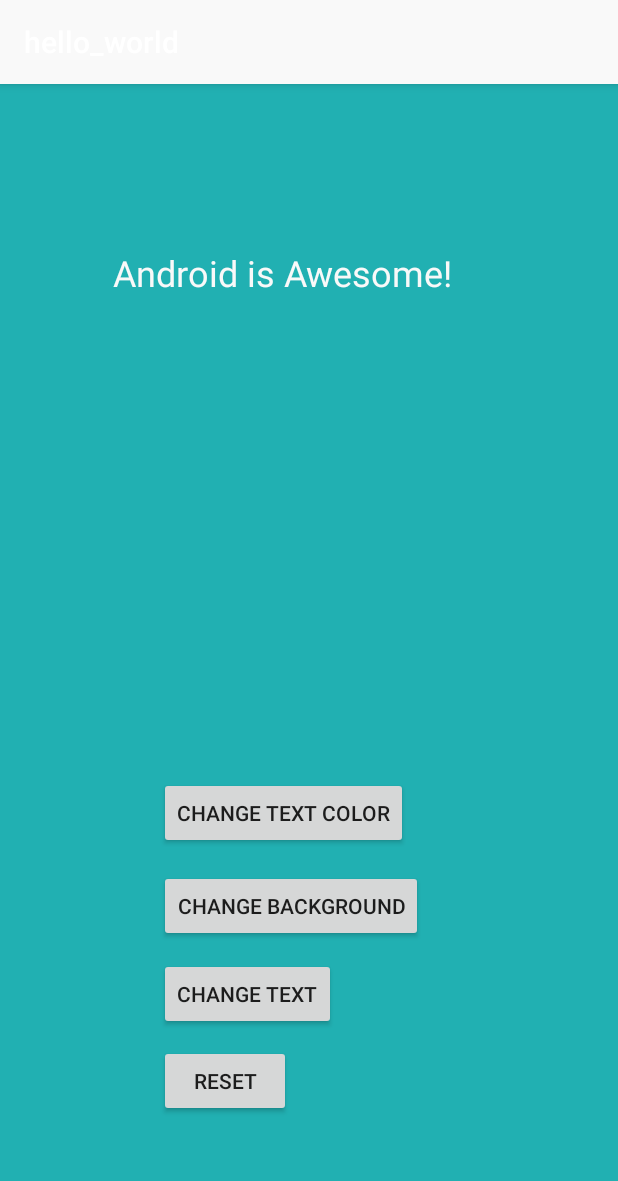
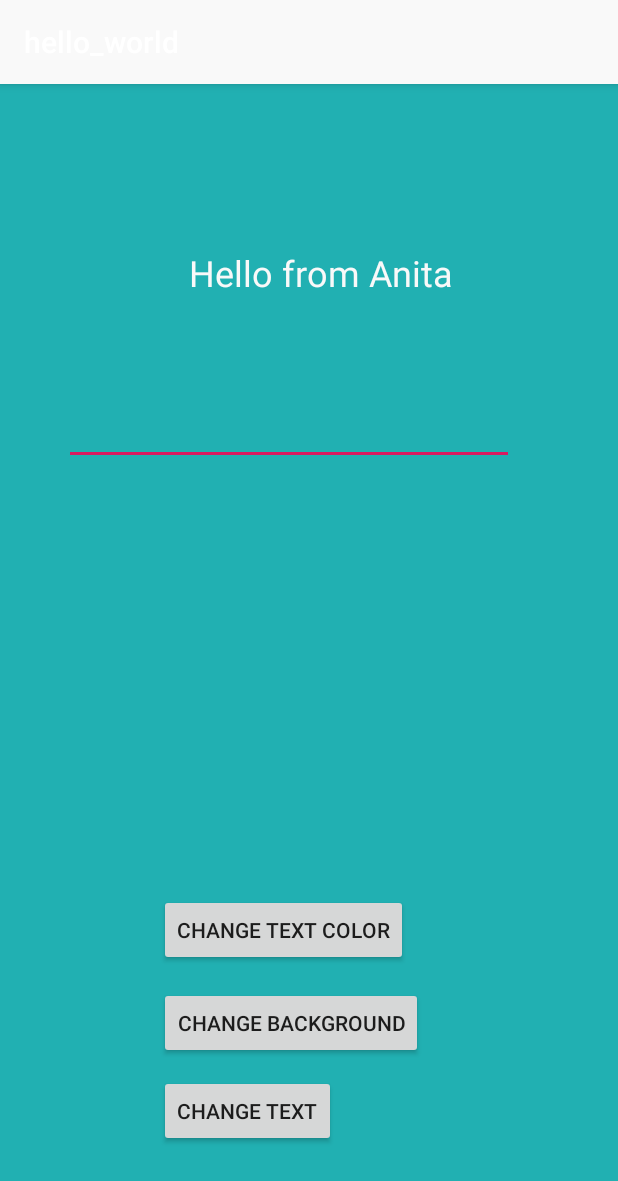
Before and after one commit to AnitaGarcia819/hello_app, an Android app: the screen it shows after launch (MainActivity), after a tap on "CHANGE TEXT", on a phone screen of 412 x 824 dp. Shown: the top 1181 px of the screen. Run offline under Robolectric (Android 15) with nearby library versions, the phone set to English and light mode, and no system bars; 2 other taps on this screen came first.

Commit message:
Added last bonus feature

```diff
--- a/app/src/main/java/com/example/anitagarcia/hello_world/MainActivity.java
+++ b/app/src/main/java/com/example/anitagarcia/hello_world/MainActivity.java
@@ -2,8 +2,9 @@ package com.example.anitagarcia.hello_world;
 
 import android.os.Bundle;
 import android.support.v7.app.AppCompatActivity;
-import android.util.Log;
+import android.text.TextUtils;
 import android.view.View;
+import android.widget.EditText;
 import android.widget.TextView;
 
 public class MainActivity extends AppCompatActivity {
@@ -17,7 +18,6 @@ public class MainActivity extends AppCompatActivity {
         findViewById(R.id.button).setOnClickListener(new View.OnClickListener(){
             @Override
             public void onClick(View view){
-                Log.i("Anita", "Anita clicked this button");
                 ((TextView) findViewById(R.id.textView)).setTextColor(getResources().getColor(R.color.colorPrimary));
             }
         });
@@ -25,26 +25,29 @@ public class MainActivity extends AppCompatActivity {
         findViewById(R.id.text_button).setOnClickListener(new View.OnClickListener(){
             @Override
             public void onClick(View view){
-                Log.i("Anita", "Anita clicked this button");
-                ((TextView) findViewById(R.id.textView)).setText("Android is Awesome!");
+               String newText = ((EditText) findViewById(R.id.editText)).getText().toString();
+               if(TextUtils.isEmpty(newText)){
+                   ((TextView) findViewById(R.id.textView)).setText("Hello from Anita");
+
+               }else {
+                   ((TextView) findViewById(R.id.textView)).setText(newText);
+               }
             }
         });
 
         findViewById(R.id.background_button).setOnClickListener(new View.OnClickListener(){
             @Override
             public void onClick(View view){
-                Log.i("Anita", "Anita clicked this button");
                 findViewById(R.id.rootView).setBackgroundColor(getResources().getColor(R.color.colorSecondary));
             }
         });
 
-        findViewById(R.id.default_button).setOnClickListener(new View.OnClickListener(){
+        findViewById(R.id.rootView).setOnClickListener(new View.OnClickListener(){
             @Override
             public void onClick(View view){
-                Log.i("Anita", "Anita clicked this button");
                 ((TextView) findViewById(R.id.textView)).setTextColor(getResources().getColor(R.color.colorPrimaryDark));
                 findViewById(R.id.rootView).setBackgroundColor(getResources().getColor(R.color.colorAccent));
-                ((TextView) findViewById(R.id.textView)).setText(R.string.greeting);
+                ((TextView) findViewById(R.id.textView)).setText("Hello from Anita");
             }
         });
     }
--- a/app/src/main/res/layout/activity_main.xml
+++ b/app/src/main/res/layout/activity_main.xml
@@ -7,6 +7,15 @@
     android:background="@color/colorAccent"
     android:id="@+id/rootView"
     tools:context=".MainActivity">
+
+    <EditText
+        android:layout_width="300sp"
+        android:layout_height="100sp"
+        android:id="@+id/editText"
+        android:layout_below="@+id/textView"
+        android:layout_alignStart="@+id/button"
+        android:layout_marginStart="-63dp"
+        android:layout_marginTop="12dp" />
 
     <TextView
         android:id="@+id/textView"
@@ -31,7 +40,7 @@
         android:layout_alignParentBottom="true"
         android:layout_marginStart="106dp"
         android:layout_marginLeft="106dp"
-        android:layout_marginBottom="258dp"
+        android:layout_marginBottom="180dp"
         android:text="Change text color" />
 
     <Button
@@ -40,7 +49,8 @@
         android:layout_height="wrap_content"
         android:layout_alignStart="@+id/button"
         android:layout_alignParentBottom="true"
-        android:layout_marginBottom="196dp"
+        android:layout_marginStart="0dp"
+        android:layout_marginBottom="118dp"
         android:text="Change Background" />
 
     <Button
@@ -49,17 +59,9 @@
         android:layout_height="wrap_content"
         android:layout_alignStart="@+id/button"
         android:layout_alignParentBottom="true"
-        android:layout_marginBottom="137dp"
+        android:layout_marginStart="0dp"
+        android:layout_marginBottom="59dp"
         android:text="Change Text" />
-
-    <Button
-        android:id="@+id/default_button"
-        android:layout_width="wrap_content"
-        android:layout_height="wrap_content"
-        android:layout_alignStart="@+id/button"
-        android:layout_alignParentBottom="true"
-        android:layout_marginBottom="79dp"
-        android:text="Reset" />
 
 
 </RelativeLayout>
```
